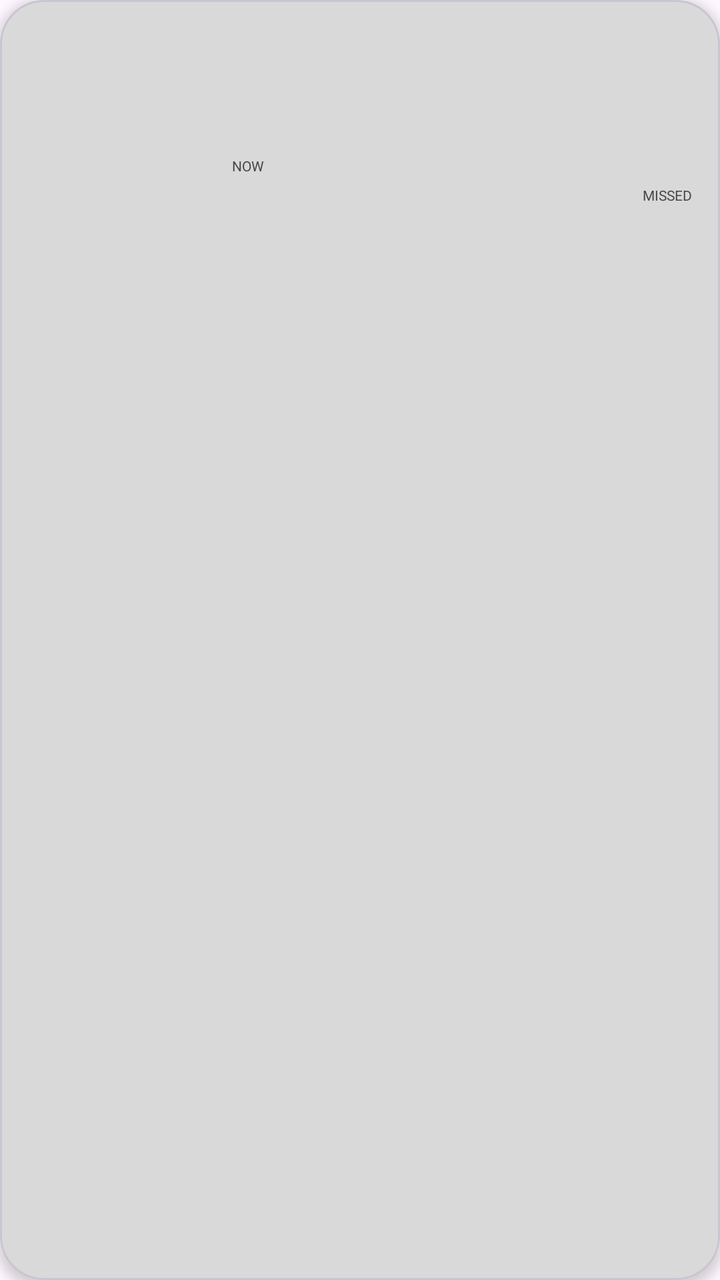
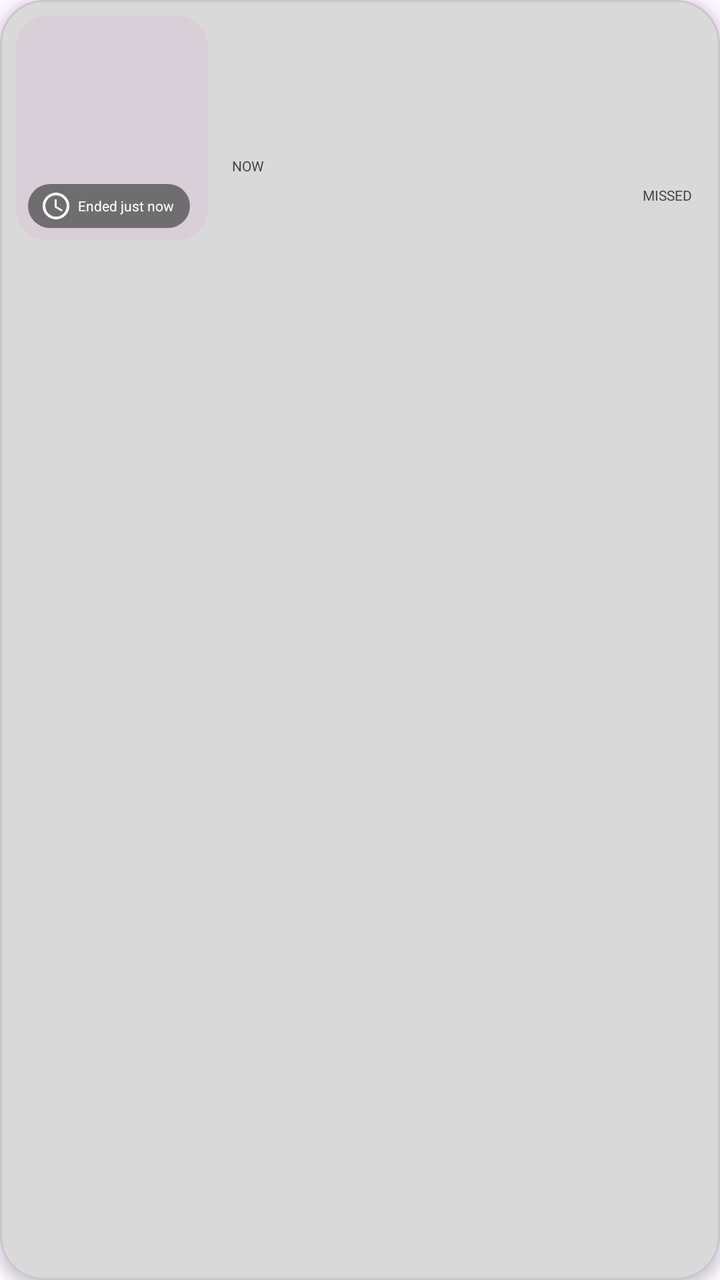

Two renders of the same Android screen: before a commit and after it. Below are the layout's source before the change and the commit's diff.
<!-- AndroidManifest.xml: application theme Theme.Dealayed -->
<!-- res/layout/item_search_deal.xml -->
<?xml version="1.0" encoding="utf-8"?>
<com.google.android.material.card.MaterialCardView
    xmlns:android="http://schemas.android.com/apk/res/android"
    xmlns:app="http://schemas.android.com/apk/res-auto"
    android:layout_width="match_parent" android:layout_height="wrap_content"
    android:layout_marginStart="14dp" android:layout_marginEnd="14dp"
    android:layout_marginTop="6dp" android:layout_marginBottom="6dp"
    app:cardBackgroundColor="@color/card_grey"
    app:cardCornerRadius="22dp"
    app:cardElevation="3dp">

    <LinearLayout
        android:layout_width="match_parent" android:layout_height="wrap_content"
        android:orientation="horizontal"
        android:padding="8dp">

        <FrameLayout
            android:layout_width="96dp" android:layout_height="112dp"
            android:background="@drawable/bg_image_placeholder"
            android:clipToOutline="true">
            <ImageView
                android:id="@+id/ivDeal"
                android:layout_width="match_parent" android:layout_height="match_parent"
                android:scaleType="centerCrop"/>
            <TextView
                android:layout_width="wrap_content" android:layout_height="wrap_content"
                android:layout_gravity="bottom|start"
                android:layout_margin="6dp"
                android:background="@drawable/bg_badge"
                android:drawableStart="@drawable/ic_clock"
                android:drawablePadding="3dp"
                android:drawableTint="@color/white"
                android:gravity="center_vertical"
                android:paddingStart="6dp" android:paddingEnd="8dp"
                android:paddingTop="3dp" android:paddingBottom="3dp"
                android:text="Ended just now"
                android:textColor="@color/white" android:textSize="8sp"/>
        </FrameLayout>

        <LinearLayout
            android:layout_width="0dp" android:layout_height="112dp"
            android:layout_weight="1"
            android:orientation="vertical"
            android:paddingStart="12dp" android:paddingEnd="6dp">

            <TextView android:id="@+id/tvCategory"
                android:layout_width="wrap_content" android:layout_height="wrap_content"
                android:textAllCaps="true" android:textSize="8sp"
                android:textColor="#444444"/>
            <TextView android:id="@+id/tvDealTitle"
                android:layout_width="wrap_content" android:layout_height="wrap_content"
                android:layout_marginTop="2dp"
                android:textColor="@color/brand_red" android:textSize="17sp"
                android:textStyle="bold"/>
            <TextView android:id="@+id/tvDescription"
                android:layout_width="wrap_content" android:layout_height="wrap_content"
                android:textColor="@color/text_dark" android:textSize="9sp"/>

            <Space android:layout_width="match_parent" android:layout_height="0dp"
                android:layout_weight="1"/>

            <LinearLayout
                android:layout_width="match_parent" android:layout_height="wrap_content"
                android:gravity="bottom"
                android:orientation="horizontal">
                <LinearLayout
                    android:layout_width="0dp" android:layout_height="wrap_content"
                    android:layout_weight="1" android:orientation="vertical">
                    <TextView
                        android:layout_width="wrap_content" android:layout_height="wrap_content"
                        android:text="NOW" android:textSize="7sp"
                        android:textColor="#444444"/>
                    <TextView android:id="@+id/tvNow"
                        android:layout_width="wrap_content" android:layout_height="wrap_content"
                        android:textColor="@color/price_green" android:textSize="24sp"
                        android:textStyle="bold"/>
                </LinearLayout>
                <LinearLayout
                    android:layout_width="wrap_content" android:layout_height="wrap_content"
                    android:gravity="end" android:orientation="vertical">
                    <TextView
                        android:layout_width="wrap_content" android:layout_height="wrap_content"
                        android:text="MISSED" android:textSize="7sp"
                        android:textColor="#444444"/>
                    <TextView android:id="@+id/tvMissed"
                        android:layout_width="wrap_content" android:layout_height="wrap_content"
                        android:layout_marginBottom="3dp"
                        android:textColor="@color/brand_red" android:textSize="11sp"
                        android:textStyle="bold"/>
                </LinearLayout>
            </LinearLayout>
        </LinearLayout>
    </LinearLayout>
</com.google.android.material.card.MaterialCardView>
<!-- resources referenced by this layout -->
<resources>
  <color name="brand_red">#C23E22</color>
  <color name="card_grey">#D9D9D9</color>
  <color name="price_green">#2E7D32</color>
  <color name="text_dark">#222222</color>
  <color name="white">#FFFFFFFF</color>
  <!-- drawable bg_badge (drawable) -->
  <?xml version="1.0" encoding="utf-8"?>
  <shape xmlns:android="http://schemas.android.com/apk/res/android"
      android:shape="rectangle">
      <solid android:color="#99000000" />
      <corners android:radius="20dp" />
  </shape>
  <!-- drawable bg_image_placeholder (drawable) -->
  <?xml version="1.0" encoding="utf-8"?>
  <selector xmlns:android="http://schemas.android.com/apk/res/android">
  
  </selector>
  <!-- drawable ic_clock (drawable) -->
  <?xml version="1.0" encoding="utf-8"?>
  <vector xmlns:android="http://schemas.android.com/apk/res/android"
      android:width="16dp"
      android:height="16dp"
      android:viewportWidth="24"
      android:viewportHeight="24"
      android:tint="#FFFFFF">
      <path
          android:fillColor="#FFFFFF"
          android:pathData="M11.99,2C6.47,2 2,6.48 2,12s4.47,10 9.99,10C17.52,22 22,17.52 22,12S17.52,2 11.99,2zM12,20c-4.42,0 -8,-3.58 -8,-8s3.58,-8 8,-8 8,3.58 8,8 -3.58,8 -8,8zM12.5,7H11v6l5.25,3.15 0.75,-1.23 -4.5,-2.67z" />
  </vector>
  <style name="Theme.Dealayed" parent="Base.Theme.Dealayed" />
  <style name="Base.Theme.Dealayed" parent="Theme.Material3.DayNight.NoActionBar">
          
          
      </style>
</resources>

<!-- the commit's change to res/layout/item_search_deal.xml (unified diff, before → after) -->
@@ -34,7 +34,7 @@
                 android:paddingStart="6dp" android:paddingEnd="8dp"
                 android:paddingTop="3dp" android:paddingBottom="3dp"
                 android:text="Ended just now"
-                android:textColor="@color/white" android:textSize="8sp"/>
+                android:textColor="@color/white" android:textSize="7sp"/>
         </FrameLayout>
 
         <LinearLayout
<!-- resource entries referenced after the edit -->
@@ -6,17 +6,15 @@
   <color name="text_dark">#222222</color>
   <color name="white">#FFFFFFFF</color>
   <!-- drawable bg_badge (drawable) -->
-  <?xml version="1.0" encoding="utf-8"?>
-  <shape xmlns:android="http://schemas.android.com/apk/res/android"
-      android:shape="rectangle">
-      <solid android:color="#99000000" />
-      <corners android:radius="20dp" />
+  <shape xmlns:android="http://schemas.android.com/apk/res/android">
+      <solid android:color="#CC555555"/>
+      <corners android:radius="12dp"/>
   </shape>
   <!-- drawable bg_image_placeholder (drawable) -->
-  <?xml version="1.0" encoding="utf-8"?>
-  <selector xmlns:android="http://schemas.android.com/apk/res/android">
-  
-  </selector>
+  <shape xmlns:android="http://schemas.android.com/apk/res/android">
+      <solid android:color="#D9CFD8"/>
+      <corners android:radius="16dp"/>
+  </shape>
   <!-- drawable ic_clock (drawable) -->
   <?xml version="1.0" encoding="utf-8"?>
   <vector xmlns:android="http://schemas.android.com/apk/res/android"
